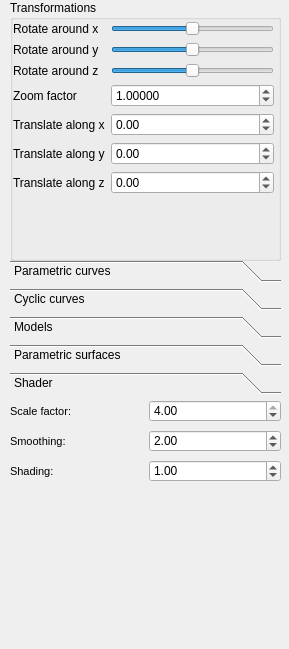
Above: GUI/SideWidget.ui from SzaszSzilard/BBTE-Graphics before the change. Below: the same form after it.
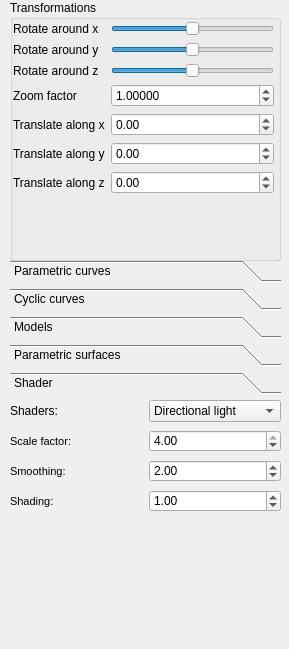
That is the form after the change.

Patch:
```diff
--- a/GUI/SideWidget.ui
+++ b/GUI/SideWidget.ui
@@ -469,7 +469,7 @@
      <property name="geometry">
       <rect>
        <x>0</x>
-       <y>0</y>
+       <y>30</y>
        <width>271</width>
        <height>22</height>
       </rect>
@@ -509,7 +509,7 @@
      <property name="geometry">
       <rect>
        <x>0</x>
-       <y>30</y>
+       <y>60</y>
        <width>271</width>
        <height>22</height>
       </rect>
@@ -549,7 +549,7 @@
      <property name="geometry">
       <rect>
        <x>0</x>
-       <y>60</y>
+       <y>90</y>
        <width>271</width>
        <height>22</height>
       </rect>
@@ -585,6 +585,52 @@
       </item>
      </layout>
     </widget>
+    <widget class="QWidget" name="">
+     <property name="geometry">
+      <rect>
+       <x>0</x>
+       <y>0</y>
+       <width>271</width>
+       <height>22</height>
+      </rect>
+     </property>
+     <layout class="QHBoxLayout" name="horizontalLayout_4">
+      <item>
+       <widget class="QLabel" name="label_15">
+        <property name="text">
+         <string>Shaders:</string>
+        </property>
+        <property name="buddy">
+         <cstring>pc_combo</cstring>
+        </property>
+       </widget>
+      </item>
+      <item>
+       <widget class="QComboBox" name="sh_combo">
+        <item>
+         <property name="text">
+          <string>Directional light</string>
+         </property>
+        </item>
+        <item>
+         <property name="text">
+          <string>Two sided lighting</string>
+         </property>
+        </item>
+        <item>
+         <property name="text">
+          <string>Toonify </string>
+         </property>
+        </item>
+        <item>
+         <property name="text">
+          <string>Reflection lines</string>
+         </property>
+        </item>
+       </widget>
+      </item>
+     </layout>
+    </widget>
    </widget>
   </widget>
  </widget>
```
